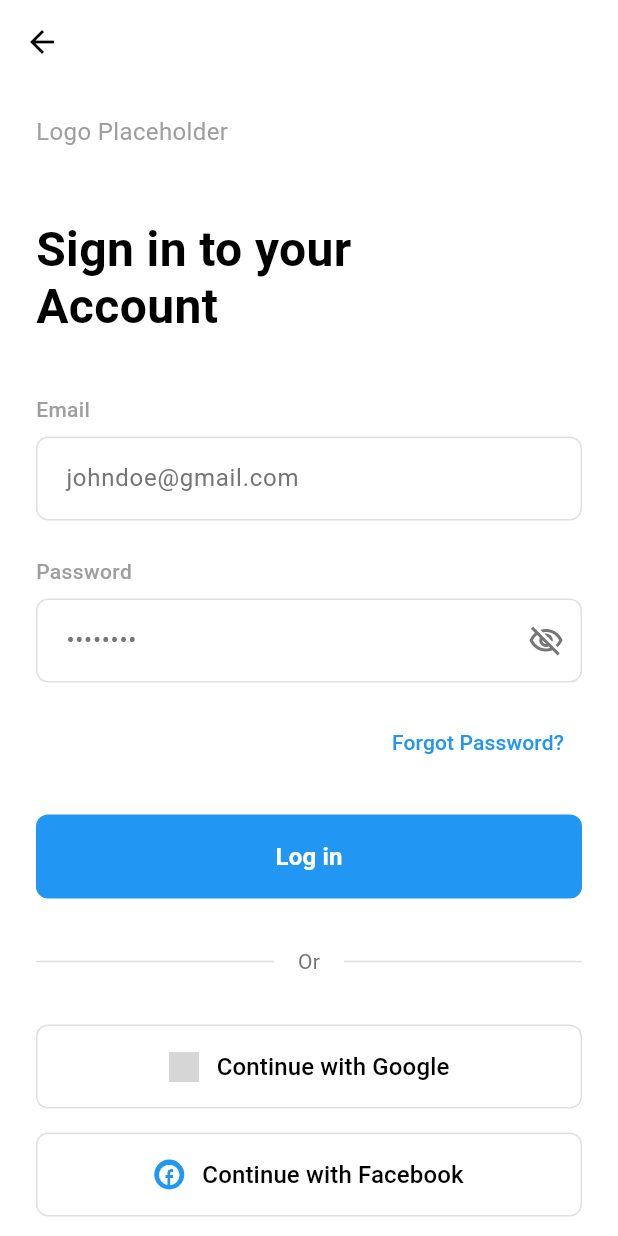
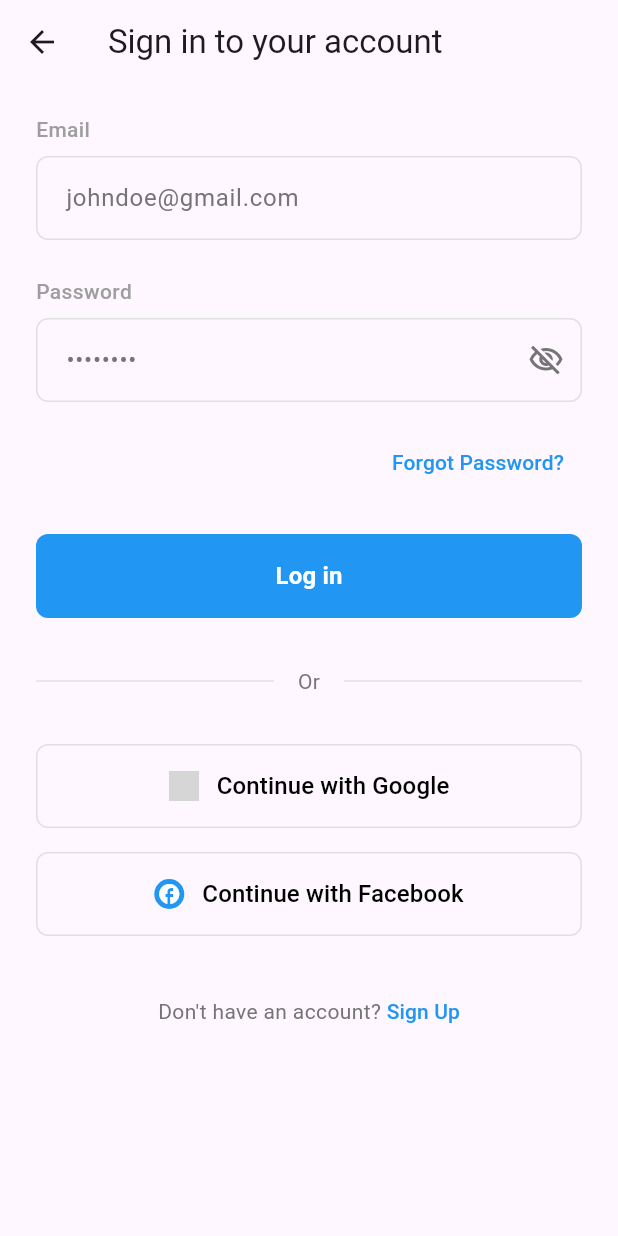
Before and after one commit to vixalien/gearhead, a Flutter app: the screen it shows after launch, after a tap on "Screen 1 (Login)", on a phone screen of 412 x 824 dp. Run offline on Flutter 3.47's test engine with Material 3 defaults, Android fonts, the phone set to English and light mode, and no system bars; our stand-ins replace shared_preferences; network calls fail; grey boxes are pictures that could not be loaded.

Commit message:
Updated login UI with better styling and responsive design

```diff
--- a/lib/screens/login.dart
+++ b/lib/screens/login.dart
@@ -1,4 +1,5 @@
 import 'package:flutter/material.dart';
+import '../services/auth_service.dart';
 
 class LoginScreen extends StatefulWidget {
   const LoginScreen({super.key});
@@ -12,6 +13,8 @@ class _LoginScreenState extends State<LoginScreen> {
   final _passwordController = TextEditingController();
   final _formKey = GlobalKey<FormState>();
   bool _isPasswordVisible = false;
+  bool _isLoading = false;
+  final AuthService _authService = AuthService();
 
   @override
   void dispose() {
@@ -20,12 +23,34 @@ class _LoginScreenState extends State<LoginScreen> {
     super.dispose();
   }
 
-  void _handleLogin() {
+  void _handleLogin() async {
     if (_formKey.currentState!.validate()) {
-      // Handle login logic here
+      setState(() {
+        _isLoading = true;
+      });
+
+      try {
+        await _authService.signInWithEmailAndPassword(
+          email: _emailController.text.trim(),
+          password: _passwordController.text,
+        );
+        // Navigate to spots page on successful login
+        if (mounted) {
+          Navigator.pushReplacementNamed(context, '/spots');
+        }
+      } catch (e) {
+        if (mounted) {
           ScaffoldMessenger.of(context).showSnackBar(
-        const SnackBar(content: Text('Login functionality coming soon!')),
+            SnackBar(content: Text(e.toString()), backgroundColor: Colors.red),
           );
+        }
+      } finally {
+        if (mounted) {
+          setState(() {
+            _isLoading = false;
+          });
+        }
+      }
     }
   }
 
@@ -54,13 +79,22 @@ class _LoginScreenState extends State<LoginScreen> {
   @override
   Widget build(BuildContext context) {
     return Scaffold(
-      backgroundColor: Colors.white,
+      backgroundColor: Theme.of(context).scaffoldBackgroundColor,
       appBar: AppBar(
-        backgroundColor: Colors.white,
+        backgroundColor: Theme.of(context).appBarTheme.backgroundColor,
         elevation: 0,
         leading: IconButton(
-          icon: const Icon(Icons.arrow_back, color: Colors.black),
-          onPressed: () => Navigator.pop(context),
+          icon: Icon(
+            Icons.arrow_back,
+            color: Theme.of(context).appBarTheme.foregroundColor,
+          ),
+          onPressed: () => Navigator.pushReplacementNamed(context, '/splash'),
+        ),
+        title: Text(
+          "Sign in to your account",
+          style: TextStyle(
+            color: Theme.of(context).appBarTheme.foregroundColor,
+          ),
         ),
       ),
       body: SafeArea(
@@ -71,31 +105,6 @@ class _LoginScreenState extends State<LoginScreen> {
             children: [
               const SizedBox(height: 20),
 
-              // Logo placeholder
-              const Text(
-                'Logo Placeholder',
-                style: TextStyle(
-                  fontSize: 16,
-                  color: Colors.grey,
-                  fontWeight: FontWeight.w400,
-                ),
-              ),
-
-              const SizedBox(height: 48),
-
-              // Sign in title
-              const Text(
-                'Sign in to your\nAccount',
-                style: TextStyle(
-                  fontSize: 32,
-                  fontWeight: FontWeight.bold,
-                  color: Colors.black,
-                  height: 1.2,
-                ),
-              ),
-
-              const SizedBox(height: 40),
-
               // Form
               Form(
                 key: _formKey,
@@ -103,11 +112,13 @@ class _LoginScreenState extends State<LoginScreen> {
                   crossAxisAlignment: CrossAxisAlignment.start,
                   children: [
                     // Email field
-                    const Text(
+                    Text(
                       'Email',
                       style: TextStyle(
                         fontSize: 14,
-                        color: Colors.grey,
+                        color: Theme.of(context).brightness == Brightness.dark
+                            ? Colors.grey[400]
+                            : Colors.grey,
                         fontWeight: FontWeight.w500,
                       ),
                     ),
@@ -118,16 +129,28 @@ class _LoginScreenState extends State<LoginScreen> {
                       decoration: InputDecoration(
                         hintText: 'johndoe@gmail.com',
                         hintStyle: TextStyle(
-                          color: Colors.grey[600],
+                          color: Theme.of(context).brightness == Brightness.dark
+                              ? Colors.grey[500]
+                              : Colors.grey[600],
                           fontSize: 16,
                         ),
                         border: OutlineInputBorder(
                           borderRadius: BorderRadius.circular(8),
-                          borderSide: BorderSide(color: Colors.grey[300]!),
+                          borderSide: BorderSide(
+                            color:
+                                Theme.of(context).brightness == Brightness.dark
+                                ? Colors.grey[600]!
+                                : Colors.grey[300]!,
+                          ),
                         ),
                         enabledBorder: OutlineInputBorder(
                           borderRadius: BorderRadius.circular(8),
-                          borderSide: BorderSide(color: Colors.grey[300]!),
+                          borderSide: BorderSide(
+                            color:
+                                Theme.of(context).brightness == Brightness.dark
+                                ? Colors.grey[600]!
+                                : Colors.grey[300]!,
+                          ),
                         ),
                         focusedBorder: OutlineInputBorder(
                           borderRadius: BorderRadius.circular(8),
@@ -152,11 +175,13 @@ class _LoginScreenState extends State<LoginScreen> {
                     const SizedBox(height: 24),
 
                     // Password field
-                    const Text(
+                    Text(
                       'Password',
                       style: TextStyle(
                         fontSize: 14,
-                        color: Colors.grey,
+                        color: Theme.of(context).brightness == Brightness.dark
+                            ? Colors.grey[400]
+                            : Colors.grey,
                         fontWeight: FontWeight.w500,
                       ),
                     ),
@@ -167,16 +192,28 @@ class _LoginScreenState extends State<LoginScreen> {
                       decoration: InputDecoration(
                         hintText: '••••••••',
                         hintStyle: TextStyle(
-                          color: Colors.grey[600],
+                          color: Theme.of(context).brightness == Brightness.dark
+                              ? Colors.grey[500]
+                              : Colors.grey[600],
                           fontSize: 16,
                         ),
                         border: OutlineInputBorder(
                           borderRadius: BorderRadius.circular(8),
-                          borderSide: BorderSide(color: Colors.grey[300]!),
+                          borderSide: BorderSide(
+                            color:
+                                Theme.of(context).brightness == Brightness.dark
+                                ? Colors.grey[600]!
+                                : Colors.grey[300]!,
+                          ),
                         ),
                         enabledBorder: OutlineInputBorder(
                           borderRadius: BorderRadius.circular(8),
-                          borderSide: BorderSide(color: Colors.grey[300]!),
+                          borderSide: BorderSide(
+                            color:
+                                Theme.of(context).brightness == Brightness.dark
+                                ? Colors.grey[600]!
+                                : Colors.grey[300]!,
+                          ),
                         ),
                         focusedBorder: OutlineInputBorder(
                           borderRadius: BorderRadius.circular(8),
@@ -191,7 +228,10 @@ class _LoginScreenState extends State<LoginScreen> {
                             _isPasswordVisible
                                 ? Icons.visibility_outlined
                                 : Icons.visibility_off_outlined,
-                            color: Colors.grey[600],
+                            color:
+                                Theme.of(context).brightness == Brightness.dark
+                                ? Colors.grey[500]
+                                : Colors.grey[600],
                           ),
                           onPressed: () {
                             setState(() {
@@ -236,7 +276,7 @@ class _LoginScreenState extends State<LoginScreen> {
                       width: double.infinity,
                       height: 56,
                       child: ElevatedButton(
-                        onPressed: _handleLogin,
+                        onPressed: _isLoading ? null : _handleLogin,
                         style: ElevatedButton.styleFrom(
                           backgroundColor: Colors.blue,
                           foregroundColor: Colors.white,
@@ -245,7 +285,18 @@ class _LoginScreenState extends State<LoginScreen> {
                           ),
                           elevation: 0,
                         ),
-                        child: const Text(
+                        child: _isLoading
+                            ? const SizedBox(
+                                width: 20,
+                                height: 20,
+                                child: CircularProgressIndicator(
+                                  strokeWidth: 2,
+                                  valueColor: AlwaysStoppedAnimation<Color>(
+                                    Colors.white,
+                                  ),
+                                ),
+                              )
+                            : const Text(
                                 'Log in',
                                 style: TextStyle(
                                   fontSize: 16,
@@ -260,18 +311,36 @@ class _LoginScreenState extends State<LoginScreen> {
                     // Or divider
                     Row(
                       children: [
-                        Expanded(child: Divider(color: Colors.grey[300])),
+                        Expanded(
+                          child: Divider(
+                            color:
+                                Theme.of(context).brightness == Brightness.dark
+                                ? Colors.grey[600]
+                                : Colors.grey[300],
+                          ),
+                        ),
                         Padding(
                           padding: const EdgeInsets.symmetric(horizontal: 16),
                           child: Text(
                             'Or',
                             style: TextStyle(
-                              color: Colors.grey[600],
+                              color:
+                                  Theme.of(context).brightness ==
+                                      Brightness.dark
+                                  ? Colors.grey[400]
+                                  : Colors.grey[600],
                               fontSize: 14,
                             ),
                           ),
                         ),
-                        Expanded(child: Divider(color: Colors.grey[300])),
+                        Expanded(
+                          child: Divider(
+                            color:
+                                Theme.of(context).brightness == Brightness.dark
+                                ? Colors.grey[600]
+                                : Colors.grey[300],
+                          ),
+                        ),
                       ],
                     ),
 
@@ -284,7 +353,12 @@ class _LoginScreenState extends State<LoginScreen> {
                       child: OutlinedButton(
                         onPressed: _handleGoogleLogin,
                         style: OutlinedButton.styleFrom(
-                          side: BorderSide(color: Colors.grey[300]!),
+                          side: BorderSide(
+                            color:
+                                Theme.of(context).brightness == Brightness.dark
+                                ? Colors.grey[600]!
+                                : Colors.grey[300]!,
+                          ),
                           shape: RoundedRectangleBorder(
                             borderRadius: BorderRadius.circular(8),
                           ),
@@ -304,12 +378,16 @@ class _LoginScreenState extends State<LoginScreen> {
                               ),
                             ),
                             const SizedBox(width: 12),
-                            const Text(
+                            Text(
                               'Continue with Google',
                               style: TextStyle(
                                 fontSize: 16,
                                 fontWeight: FontWeight.w500,
-                                color: Colors.black,
+                                color:
+                                    Theme.of(context).brightness ==
+                                        Brightness.dark
+                                    ? Colors.white
+                                    : Colors.black,
                               ),
                             ),
                           ],
@@ -326,7 +404,12 @@ class _LoginScreenState extends State<LoginScreen> {
                       child: OutlinedButton(
                         onPressed: _handleFacebookLogin,
                         style: OutlinedButton.styleFrom(
-                          side: BorderSide(color: Colors.grey[300]!),
+                          side: BorderSide(
+                            color:
+                                Theme.of(context).brightness == Brightness.dark
+                                ? Colors.grey[600]!
+                                : Colors.grey[300]!,
+                          ),
                           shape: RoundedRectangleBorder(
                             borderRadius: BorderRadius.circular(8),
                           ),
@@ -348,12 +431,16 @@ class _LoginScreenState extends State<LoginScreen> {
                               ),
                             ),
                             const SizedBox(width: 12),
-                            const Text(
+                            Text(
                               'Continue with Facebook',
                               style: TextStyle(
                                 fontSize: 16,
                                 fontWeight: FontWeight.w500,
-                                color: Colors.black,
+                                color:
+                                    Theme.of(context).brightness ==
+                                        Brightness.dark
+                                    ? Colors.white
+                                    : Colors.black,
                               ),
                             ),
                           ],
@@ -370,7 +457,10 @@ class _LoginScreenState extends State<LoginScreen> {
                         Text(
                           "Don't have an account? ",
                           style: TextStyle(
-                            color: Colors.grey[600],
+                            color:
+                                Theme.of(context).brightness == Brightness.dark
+                                ? Colors.grey[400]
+                                : Colors.grey[600],
                             fontSize: 14,
                           ),
                         ),
```
Lines whose indentation alone changed are shown as unchanged.
